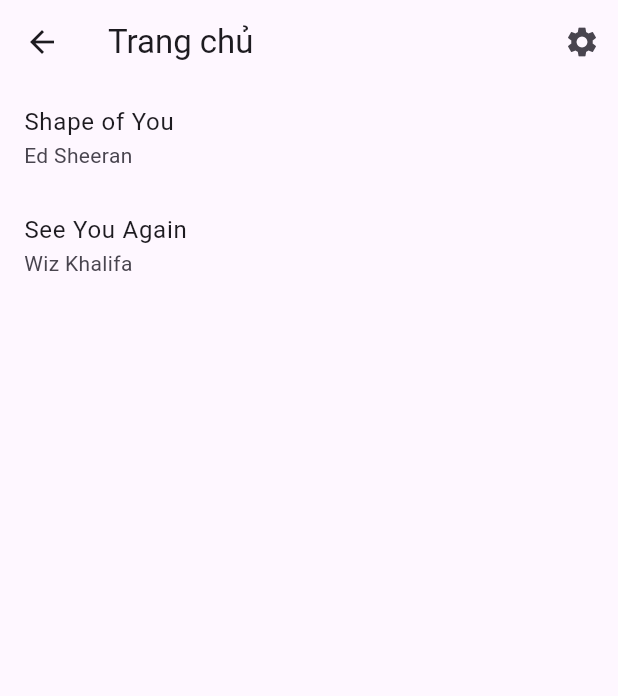
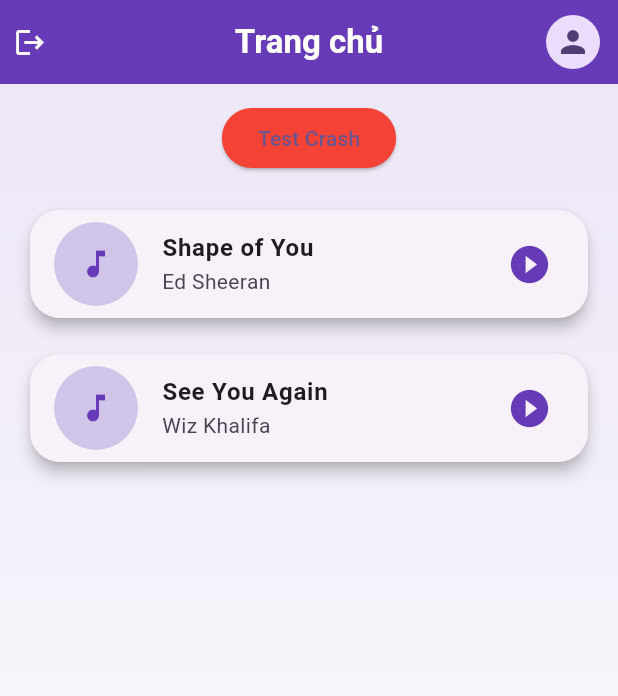
Before and after one commit to Luffy-Cuti/play_music, a Flutter app: the HomePage screen opened by its route, on a phone screen of 412 x 824 dp. Shown: the top 696 px of the screen. Run offline on Flutter 3.47's test engine with Material 3 defaults, Android fonts, the phone set to English and light mode, and no system bars; our stand-ins replace firebase_auth, firebase_core, firebase_crashlytics, get, get_storage, google_sign_in; accounts and stored records are empty.

Commit message:
Sua linh tinh

```diff
--- a/lib/main.dart
+++ b/lib/main.dart
@@ -1,12 +1,22 @@
+import 'dart:ui';
+
 import 'package:flutter/material.dart';
 import 'package:get/get.dart';
 import 'package:firebase_core/firebase_core.dart';
 import 'core/localization/app_translation.dart';
 import 'core/routes/app_pages.dart';
+import 'package:firebase_crashlytics/firebase_crashlytics.dart';
 
 void main() async {
   WidgetsFlutterBinding.ensureInitialized();
   await Firebase.initializeApp();
+  FlutterError.onError =
+      FirebaseCrashlytics.instance.recordFlutterFatalError;
+  PlatformDispatcher.instance.onError = (error, stack) {
+    FirebaseCrashlytics.instance.recordError(error, stack, fatal: true);
+    return true;
+  };
+
   runApp(MyApp());
 }
 
@@ -21,6 +31,18 @@
       locale: Locale('vi'),
       fallbackLocale: Locale('en'),
 
-    );
+      theme: ThemeData(
+        useMaterial3: true,
+        colorScheme: ColorScheme.fromSeed(
+          seedColor: Colors.deepPurple,
+          brightness: Brightness.light,
+        ),
+        appBarTheme: AppBarTheme(
+          centerTitle: true,
+          elevation: 0,
+        ),
+      ),
+
+    );;
   }
 }
--- a/lib/modules/home/home_page.dart
+++ b/lib/modules/home/home_page.dart
@@ -1,46 +1,140 @@
+import 'package:firebase_crashlytics/firebase_crashlytics.dart';
 import 'package:flutter/material.dart';
 import 'package:get/get.dart';
+import 'package:firebase_auth/firebase_auth.dart';
 import 'home_controller.dart';
 import '../../core/routes/app_pages.dart';
-import 'package:firebase_auth/firebase_auth.dart';
 
 class HomePage extends StatelessWidget {
   final controller = Get.put(HomeController());
+  final user = FirebaseAuth.instance.currentUser;
 
   @override
   Widget build(BuildContext context) {
     return Scaffold(
       appBar: AppBar(
-        title: Text('home'.tr),
+        backgroundColor: Colors.deepPurple,
+        foregroundColor: Colors.white,
+
+        leadingWidth: 40,
+        leading: IconButton(
+          padding: EdgeInsets.zero,
+          iconSize: 22,
+          icon: Icon(Icons.logout),
+          onPressed: () async {
+            await FirebaseAuth.instance.signOut();
+            Get.offAllNamed(AppRoutes.LOGIN);
+          },
+        ),
+
+        title: Text('home'.tr, style: TextStyle(fontWeight: FontWeight.bold)),
+
         actions: [
           Padding(
-            padding: const EdgeInsets.symmetric(horizontal: 8),
-            child: Center(
-              child: Text(
-                FirebaseAuth.instance.currentUser?.email ?? "",
-                style: TextStyle(fontSize: 12),
+            padding: const EdgeInsets.only(right: 12),
+            child: GestureDetector(
+              onTap: () {
+                Get.toNamed(AppRoutes.SETTING);
+              },
+              child: Row(
+                children: [
+                  Column(
+                    mainAxisAlignment: MainAxisAlignment.center,
+                    crossAxisAlignment: CrossAxisAlignment.end,
+                    children: [
+                      Text(
+                        user?.displayName ?? "",
+                        style: TextStyle(
+                          fontSize: 13,
+                          fontWeight: FontWeight.bold,
+                        ),
+                      ),
+                      Text(user?.email ?? "", style: TextStyle(fontSize: 11)),
+                    ],
+                  ),
+                  SizedBox(width: 8),
+                  CircleAvatar(
+                    radius: 18,
+                    backgroundImage: user?.photoURL != null
+                        ? NetworkImage(user!.photoURL!)
+                        : null,
+                    child: user?.photoURL == null ? Icon(Icons.person) : null,
+                  ),
+                ],
               ),
             ),
           ),
-          IconButton(
-            onPressed: () => Get.toNamed(AppRoutes.SETTING),
-            icon: Icon(Icons.settings),
-          ),
         ],
       ),
-      body: Obx(
+
+      body: Container(
+        decoration: BoxDecoration(
+          gradient: LinearGradient(
+            colors: [Colors.deepPurple.shade50, Colors.white],
+            begin: Alignment.topCenter,
+            end: Alignment.bottomCenter,
+          ),
+        ),
+        child: Column(
+          children: [
+            Padding(
+              padding: const EdgeInsets.all(12),
+              child: ElevatedButton(
+                style: ElevatedButton.styleFrom(backgroundColor: Colors.red),
+                onPressed: () {
+                  FirebaseCrashlytics.instance.crash();
+                },
+                child: Text("Test Crash"),
+              ),
+            ),
+
+            Expanded(
+              child: Obx(
                 () => ListView.builder(
                   itemCount: controller.musicList.length,
                   itemBuilder: (context, index) {
                     final music = controller.musicList[index];
-            return ListTile(
-              title: Text(music.title),
+
+                    return Padding(
+                      padding: const EdgeInsets.symmetric(
+                        horizontal: 16,
+                        vertical: 8,
+                      ),
+                      child: Card(
+                        elevation: 4,
+                        shape: RoundedRectangleBorder(
+                          borderRadius: BorderRadius.circular(20),
+                        ),
+                        child: ListTile(
+                          leading: CircleAvatar(
+                            radius: 28,
+                            backgroundColor: Colors.deepPurple.shade100,
+                            child: Icon(
+                              Icons.music_note,
+                              color: Colors.deepPurple,
+                            ),
+                          ),
+                          title: Text(
+                            music.title,
+                            style: TextStyle(fontWeight: FontWeight.bold),
+                          ),
                           subtitle: Text(music.artist),
+                          trailing: Icon(
+                            Icons.play_circle_fill,
+                            color: Colors.deepPurple,
+                            size: 30,
+                          ),
                           onTap: () {
                             Get.toNamed(AppRoutes.DETAIL, arguments: music);
                           },
+                        ),
+                      ),
                     );
                   },
+                ),
+              ),
+            ),
+          ],
         ),
       ),
     );
--- a/pubspec.yaml
+++ b/pubspec.yaml
@@ -35,6 +35,7 @@
   firebase_core: ^2.30.0
   firebase_auth: ^4.17.8
   google_sign_in: ^6.2.1
+  firebase_crashlytics: ^3.4.9
 
   # The following adds the Cupertino Icons font to your application.
   # Use with the CupertinoIcons class for iOS style icons.
```
Also changed, not shown: pubspec.lock, 1 other file. Lines whose indentation alone changed are shown as unchanged.
